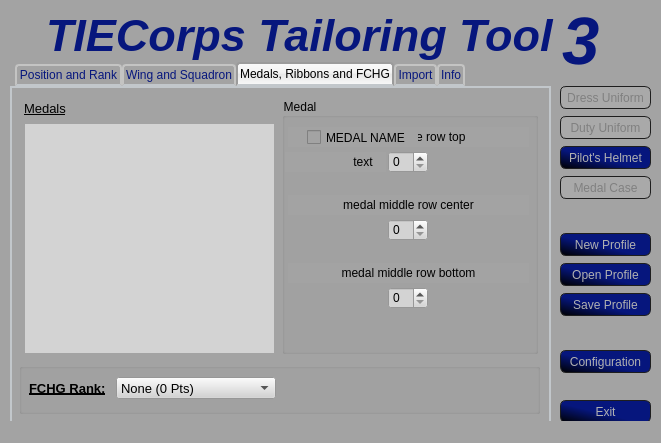
This is data/uis/ttt.ui in SmTaUcM/TTT3 as Qt 5 draws it before an edit. The edited form follows.
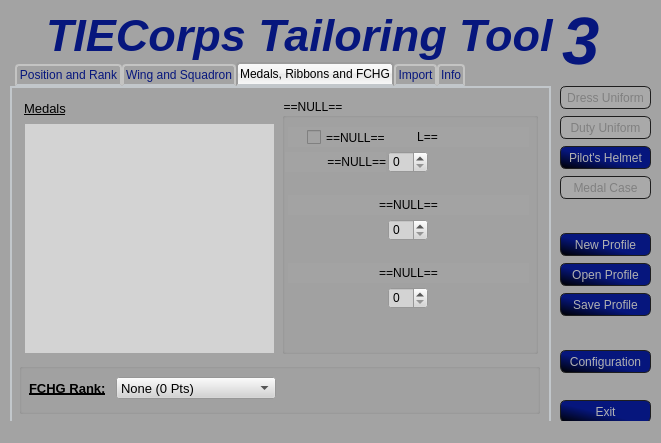
This is the edited form. The open tabs and pages were chosen to show the change. Icons and pictures are not drawn.

Commit message: Medals implementation prep work.

```diff
--- a/data/uis/ttt.ui
+++ b/data/uis/ttt.ui
@@ -1273,7 +1273,7 @@
        </font>
       </property>
       <property name="title">
-       <string>Medal</string>
+       <string>==NULL==</string>
       </property>
       <widget class="QCheckBox" name="cb_singleMedal">
        <property name="enabled">
@@ -1294,7 +1294,7 @@
         </font>
        </property>
        <property name="text">
-        <string>MEDAL NAME</string>
+        <string>==NULL==</string>
        </property>
       </widget>
       <widget class="QSpinBox" name="sb_multi_centerTop">
@@ -1326,7 +1326,7 @@
         </font>
        </property>
        <property name="text">
-        <string>medal middle row top</string>
+        <string>==NULL==</string>
        </property>
        <property name="alignment">
         <set>Qt::AlignCenter</set>
@@ -1348,7 +1348,7 @@
         </font>
        </property>
        <property name="text">
-        <string>text    </string>
+        <string>==NULL==</string>
        </property>
        <property name="alignment">
         <set>Qt::AlignRight|Qt::AlignTrailing|Qt::AlignVCenter</set>
@@ -1383,7 +1383,7 @@
         </font>
        </property>
        <property name="text">
-        <string>medal middle row center</string>
+        <string>==NULL==</string>
        </property>
        <property name="alignment">
         <set>Qt::AlignCenter</set>
@@ -1405,7 +1405,7 @@
         </font>
        </property>
        <property name="text">
-        <string>medal middle row bottom</string>
+        <string>==NULL==</string>
        </property>
        <property name="alignment">
         <set>Qt::AlignCenter</set>
```
The commit also changes 2 other files.
